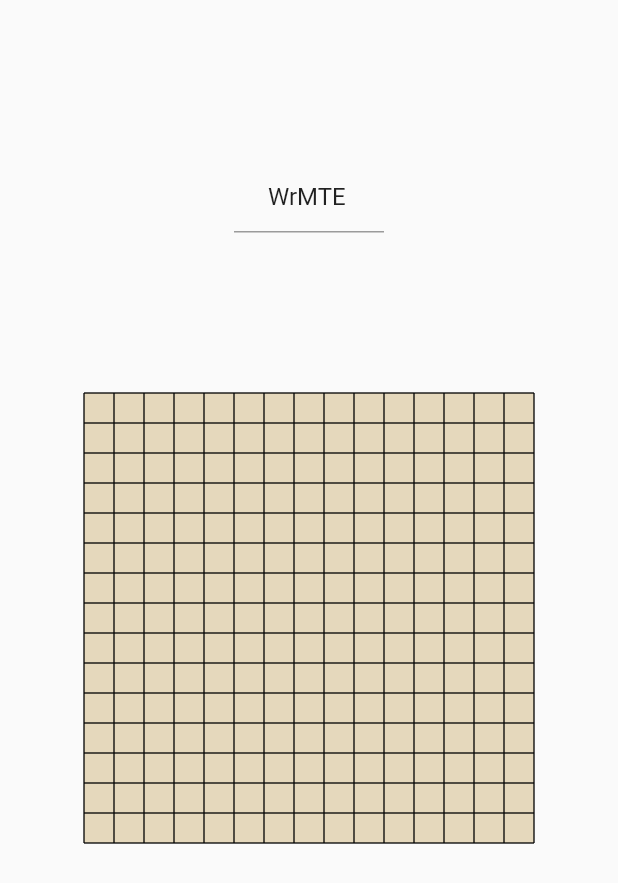
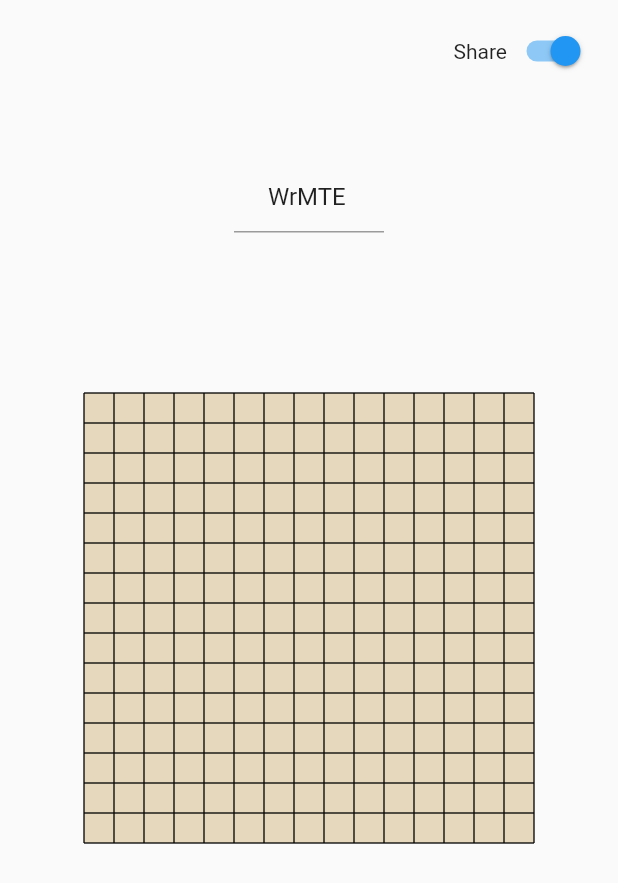
Before and after one commit to easylive1989/LittleFlowerApp, a Flutter app: the screen it shows after launch, on a phone screen of 412 x 824 dp. Shown: the top 883 px of the screen. Run offline on Flutter 3.47's test engine with Material 2 defaults, Android fonts, the phone set to English and light mode, and no system bars; our stand-ins replace firebase_core, firebase_database, random_string, shared_preferences; accounts and stored records are empty.

Commit message:
add share switch button

```diff
--- /dev/null
+++ b/lib/model/game_visibility.dart
@@ -0,0 +1,4 @@
+enum GameVisibility {
+  public,
+  private,
+}
--- a/lib/widget/board_info_area.dart
+++ b/lib/widget/board_info_area.dart
@@ -9,6 +9,36 @@ class BoardInfoArea extends StatelessWidget {
 
   @override
   Widget build(BuildContext context) {
+    return Stack(
+      alignment: Alignment.center,
+      children: [
+        Align(
+          alignment: Alignment.topRight,
+          child: _buildShareSwitch(),
+        ),
+        _buildBoardId(context),
+      ],
+    );
+  }
+
+  Padding _buildShareSwitch() {
+    return Padding(
+      padding: EdgeInsets.fromLTRB(0, 10, 15, 0),
+      child: Wrap(
+        crossAxisAlignment: WrapCrossAlignment.center,
+        direction: Axis.horizontal,
+        children: [
+          Text("Share"),
+          Switch(
+            value: true,
+            onChanged: (value) {},
+          ),
+        ],
+      ),
+    );
+  }
+
+  Widget _buildBoardId(BuildContext context) {
     return Container(
       width: 100,
       alignment: Alignment.center,
```
